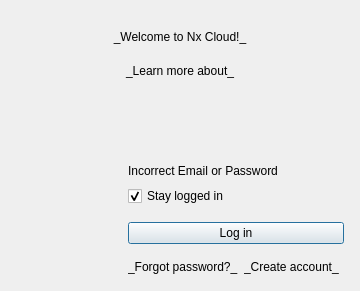
Old version of the form client/nx_client_desktop/src/ui/dialogs/cloud/login_to_cloud_dialog.ui in the repository networkoptix/nx_open.
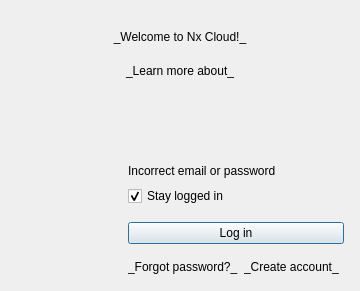
New version of the form. Custom widgets are drawn as their Qt base class.

Commit message:
VMS-6544: Change "Email" to "email"
<==== Mercurial data ====>
Branch: vms_3.1_gui

```diff
--- a/client/nx_client_desktop/src/ui/dialogs/cloud/login_to_cloud_dialog.ui
+++ b/client/nx_client_desktop/src/ui/dialogs/cloud/login_to_cloud_dialog.ui
@@ -191,7 +191,7 @@
       <item row="3" column="1" colspan="2">
        <widget class="QLabel" name="invalidCredentialsLabel">
         <property name="text">
-         <string>Incorrect Email or Password</string>
+         <string>Incorrect email or password</string>
         </property>
        </widget>
       </item>
```
The commit also changes 7 other files.
